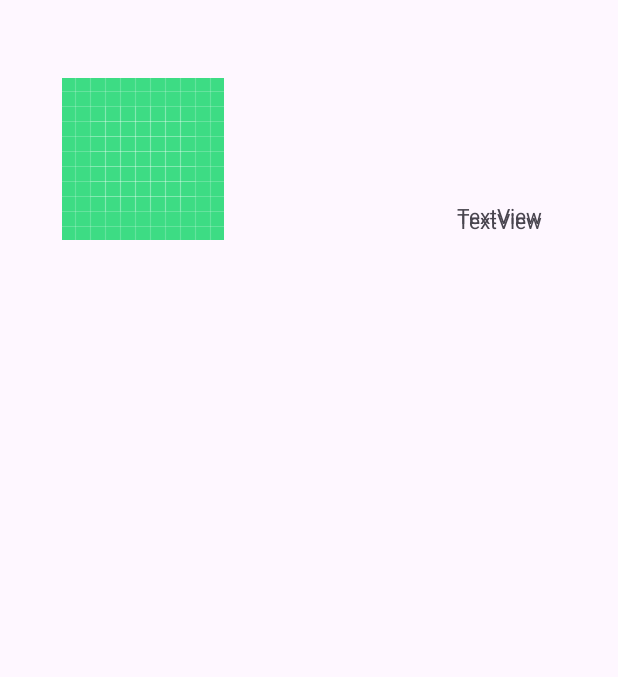
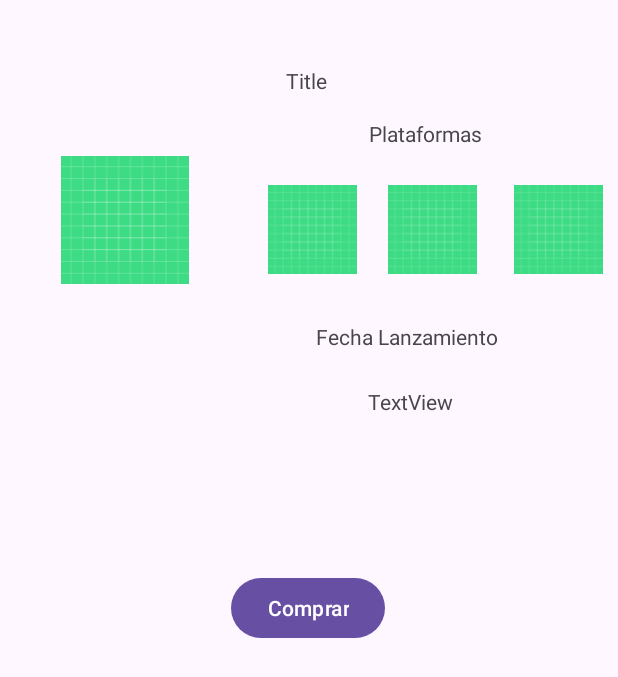
Before and after one commit to salinas116030/Gamelytics, an Android app: the PriceDetailedActivity screen opened directly, with no data from a screen before it, on a phone screen of 412 x 824 dp. Shown: the top 677 px of the screen. Run offline under Robolectric (Android 15) with nearby library versions, the phone set to English and light mode, and no system bars; libraries missing offline, so code that uses them is left out: com.blongho.country_data, com.google.firebase.crashlytics; 7 statements that could not run were skipped.

Commit message:
Customizing layout to improve user experience

```diff
--- a/app/src/main/res/layout/activity_deal.xml
+++ b/app/src/main/res/layout/activity_deal.xml
@@ -7,53 +7,105 @@
     tools:context=".views.PriceDetailedActivity">
 
     <ImageView
-        android:id="@+id/flagCtrImageView"
-        android:layout_width="wrap_content"
-        android:layout_height="wrap_content"
-        app:layout_constraintBottom_toBottomOf="parent"
-        app:layout_constraintEnd_toEndOf="parent"
-        app:layout_constraintHorizontal_bias="0.135"
+        android:id="@+id/dealImageView"
+        android:layout_width="94dp"
+        android:layout_height="85dp"
+        android:layout_marginStart="36dp"
+        android:layout_marginTop="104dp"
         app:layout_constraintStart_toStartOf="parent"
         app:layout_constraintTop_toTopOf="parent"
-        app:layout_constraintVertical_bias="0.073"
         app:srcCompat="@drawable/ic_launcher_background" />
 
     <TextView
-        android:id="@+id/outCurrTextView"
+        android:id="@+id/releaseDate"
         android:layout_width="wrap_content"
         android:layout_height="wrap_content"
-        android:layout_marginStart="304dp"
-        android:layout_marginTop="45dp"
-        android:layout_marginEnd="50dp"
-        android:layout_marginBottom="667dp"
-        android:text="TextView"
-        app:layout_constraintBottom_toBottomOf="parent"
+        android:layout_marginTop="116dp"
+        android:layout_marginEnd="80dp"
+        android:text="Fecha Lanzamiento"
         app:layout_constraintEnd_toEndOf="parent"
+        app:layout_constraintHorizontal_bias="1.0"
         app:layout_constraintStart_toStartOf="parent"
-        app:layout_constraintTop_toTopOf="parent"
-        app:layout_constraintVertical_bias="1.0" />
+        app:layout_constraintTop_toBottomOf="@+id/platformsTextView" />
 
     <TextView
-        android:id="@+id/localCurrTextView"
+        android:id="@+id/releaseDateTextView"
         android:layout_width="wrap_content"
         android:layout_height="wrap_content"
-        android:layout_marginStart="304dp"
-        android:layout_marginTop="134dp"
-        android:layout_marginEnd="50dp"
-        android:layout_marginBottom="578dp"
+        android:layout_marginTop="24dp"
         android:text="TextView"
-        app:layout_constraintBottom_toBottomOf="parent"
         app:layout_constraintEnd_toEndOf="parent"
+        app:layout_constraintHorizontal_bias="0.691"
         app:layout_constraintStart_toStartOf="parent"
-        app:layout_constraintTop_toTopOf="parent"
-        app:layout_constraintVertical_bias="0.0" />
+        app:layout_constraintTop_toBottomOf="@+id/releaseDate" />
 
     <ListView
         android:id="@+id/shopListView"
-        android:layout_width="408dp"
-        android:layout_height="512dp"
-        android:layout_marginTop="218dp"
+        android:layout_width="396dp"
+        android:layout_height="243dp"
+        android:layout_marginBottom="4dp"
         app:layout_constraintBottom_toBottomOf="parent"
+        app:layout_constraintEnd_toEndOf="parent"
+        app:layout_constraintStart_toStartOf="parent" />
+
+    <ImageView
+        android:id="@+id/imageWindowsView"
+        android:layout_width="64dp"
+        android:layout_height="59dp"
+        android:layout_marginStart="176dp"
+        android:layout_marginTop="56dp"
+        app:layout_constraintStart_toStartOf="parent"
+        app:layout_constraintTop_toBottomOf="@+id/titleDealTextView"
+        app:srcCompat="@drawable/ic_launcher_background" />
+
+    <ImageView
+        android:id="@+id/imageMacView"
+        android:layout_width="64dp"
+        android:layout_height="59dp"
+        android:layout_marginStart="16dp"
+        android:layout_marginTop="56dp"
+        app:layout_constraintStart_toEndOf="@+id/imageWindowsView"
+        app:layout_constraintTop_toBottomOf="@+id/titleDealTextView"
+        app:srcCompat="@drawable/ic_launcher_background" />
+
+    <ImageView
+        android:id="@+id/imageLinuxView"
+        android:layout_width="64dp"
+        android:layout_height="59dp"
+        android:layout_marginStart="20dp"
+        android:layout_marginTop="56dp"
+        app:layout_constraintStart_toEndOf="@+id/imageMacView"
+        app:layout_constraintTop_toBottomOf="@+id/titleDealTextView"
+        app:srcCompat="@drawable/ic_launcher_background" />
+
+    <Button
+        android:id="@+id/buyDealButton"
+        android:layout_width="wrap_content"
+        android:layout_height="wrap_content"
+        android:layout_marginTop="104dp"
+        android:text="Comprar"
+        app:layout_constraintEnd_toEndOf="parent"
+        app:layout_constraintHorizontal_bias="0.498"
+        app:layout_constraintStart_toStartOf="parent"
+        app:layout_constraintTop_toBottomOf="@+id/releaseDateTextView" />
+
+    <TextView
+        android:id="@+id/platformsTextView"
+        android:layout_width="wrap_content"
+        android:layout_height="wrap_content"
+        android:layout_marginTop="12dp"
+        android:text="Plataformas"
+        app:layout_constraintEnd_toEndOf="parent"
+        app:layout_constraintHorizontal_bias="0.73"
+        app:layout_constraintStart_toStartOf="parent"
+        app:layout_constraintTop_toBottomOf="@+id/titleDealTextView" />
+
+    <TextView
+        android:id="@+id/titleDealTextView"
+        android:layout_width="31dp"
+        android:layout_height="23dp"
+        android:layout_marginTop="44dp"
+        android:text="Title"
         app:layout_constraintEnd_toEndOf="parent"
         app:layout_constraintStart_toStartOf="parent"
         app:layout_constraintTop_toTopOf="parent" />
```
